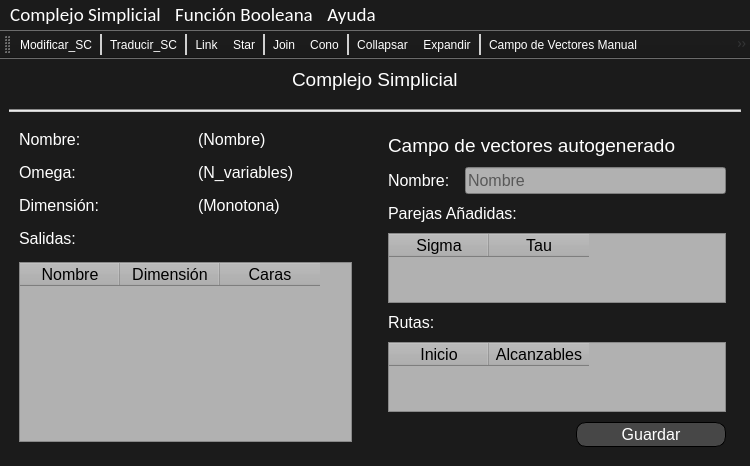
paascorb/TFG, file Presentacion/TFG_SC_Menu_Join.ui: the form before one commit.
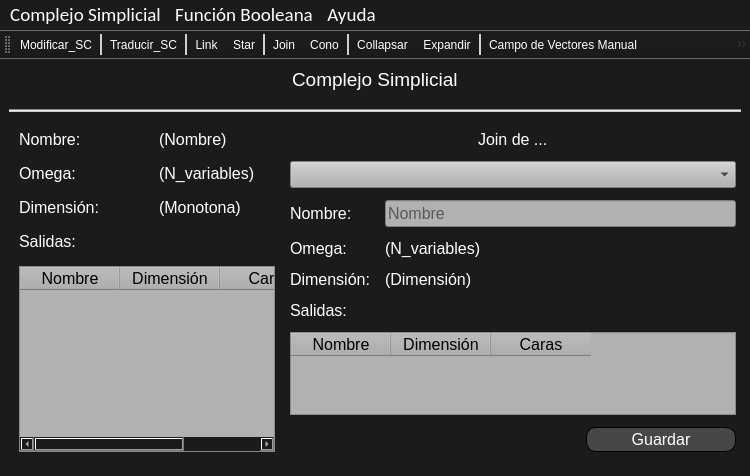
The form after the commit. Icons and pictures are not drawn.

Commit message: Terminando join

```diff
--- a/Presentacion/TFG_SC_Menu_Join.ui
+++ b/Presentacion/TFG_SC_Menu_Join.ui
@@ -7,7 +7,7 @@
     <x>0</x>
     <y>0</y>
     <width>750</width>
-    <height>450</height>
+    <height>476</height>
    </rect>
   </property>
   <property name="sizePolicy">
@@ -74,10 +74,7 @@
      <number>18</number>
     </property>
     <item row="2" column="0">
-     <layout class="QHBoxLayout" name="horizontalLayout" stretch="1,1">
-      <property name="spacing">
-       <number>26</number>
-      </property>
+     <layout class="QHBoxLayout" name="horizontalLayout" stretch="0,0">
       <item>
        <layout class="QGridLayout" name="gridLayout_fijo">
         <property name="leftMargin">
@@ -93,7 +90,7 @@
          <number>24</number>
         </property>
         <property name="verticalSpacing">
-         <number>14</number>
+         <number>15</number>
         </property>
         <item row="1" column="1">
          <widget class="QLabel" name="label_omega">
@@ -181,12 +178,6 @@
         </item>
         <item row="4" column="0" colspan="2">
          <widget class="QTableWidget" name="tableWidget">
-          <property name="minimumSize">
-           <size>
-            <width>300</width>
-            <height>0</height>
-           </size>
-          </property>
           <property name="styleSheet">
            <string notr="true">color: rgb(0, 0, 0);
 background-color: rgb(177, 177, 177);</string>
@@ -228,24 +219,21 @@
       <item>
        <layout class="QGridLayout" name="gridLayout_dinamico">
         <property name="leftMargin">
-         <number>0</number>
-        </property>
-        <property name="topMargin">
-         <number>4</number>
+         <number>5</number>
         </property>
         <property name="rightMargin">
-         <number>15</number>
+         <number>5</number>
         </property>
         <property name="bottomMargin">
-         <number>10</number>
+         <number>15</number>
         </property>
         <property name="horizontalSpacing">
          <number>15</number>
         </property>
         <property name="verticalSpacing">
-         <number>10</number>
+         <number>12</number>
         </property>
-        <item row="2" column="1" colspan="2">
+        <item row="5" column="0" colspan="2">
          <widget class="QLabel" name="label_9">
           <property name="font">
            <font>
@@ -253,11 +241,23 @@
            </font>
           </property>
           <property name="text">
-           <string>Parejas Añadidas:</string>
+           <string>Salidas:</string>
           </property>
          </widget>
         </item>
-        <item row="1" column="1">
+        <item row="4" column="1">
+         <widget class="QLabel" name="label_dimension_join">
+          <property name="font">
+           <font>
+            <pointsize>12</pointsize>
+           </font>
+          </property>
+          <property name="text">
+           <string>(Dimensión)</string>
+          </property>
+         </widget>
+        </item>
+        <item row="3" column="0">
          <widget class="QLabel" name="label_7">
           <property name="font">
            <font>
@@ -265,40 +265,12 @@
            </font>
           </property>
           <property name="text">
-           <string>Nombre:</string>
+           <string>Omega:</string>
           </property>
          </widget>
         </item>
-        <item row="5" column="1" colspan="2">
-         <widget class="QTableWidget" name="table_vf">
-          <property name="styleSheet">
-           <string notr="true">color: rgb(0, 0, 0);
-background-color: rgb(177, 177, 177);</string>
-          </property>
-          <column>
-           <property name="text">
-            <string>Inicio</string>
-           </property>
-           <property name="font">
-            <font>
-             <pointsize>12</pointsize>
-            </font>
-           </property>
-          </column>
-          <column>
-           <property name="text">
-            <string>Alcanzables</string>
-           </property>
-           <property name="font">
-            <font>
-             <pointsize>12</pointsize>
-            </font>
-           </property>
-          </column>
-         </widget>
-        </item>
-        <item row="1" column="2">
-         <widget class="QLineEdit" name="line_vf_name">
+        <item row="2" column="1">
+         <widget class="QLineEdit" name="line_join_name">
           <property name="font">
            <font>
             <pointsize>12</pointsize>
@@ -313,7 +285,20 @@
           </property>
          </widget>
         </item>
-        <item row="4" column="1" colspan="2">
+        <item row="1" column="0" colspan="2">
+         <widget class="QComboBox" name="combo_join">
+          <property name="font">
+           <font>
+            <pointsize>12</pointsize>
+           </font>
+          </property>
+          <property name="styleSheet">
+           <string notr="true">color: rgb(0, 0, 0);
+background-color: rgb(177, 177, 177);</string>
+          </property>
+         </widget>
+        </item>
+        <item row="4" column="0">
          <widget class="QLabel" name="label_8">
           <property name="font">
            <font>
@@ -321,34 +306,52 @@
            </font>
           </property>
           <property name="text">
-           <string>Rutas:</string>
+           <string>Dimensión:</string>
           </property>
          </widget>
         </item>
-        <item row="0" column="1" colspan="2">
+        <item row="3" column="1">
+         <widget class="QLabel" name="label_omega_join">
+          <property name="font">
+           <font>
+            <pointsize>12</pointsize>
+           </font>
+          </property>
+          <property name="text">
+           <string>(N_variables)</string>
+          </property>
+         </widget>
+        </item>
+        <item row="0" column="0" colspan="2" alignment="Qt::AlignHCenter">
+         <widget class="QLabel" name="label_join">
+          <property name="font">
+           <font>
+            <pointsize>12</pointsize>
+           </font>
+          </property>
+          <property name="text">
+           <string>Join de ...</string>
+          </property>
+         </widget>
+        </item>
+        <item row="2" column="0">
          <widget class="QLabel" name="label_6">
-          <property name="maximumSize">
-           <size>
-            <width>16777215</width>
-            <height>30</height>
-           </size>
-          </property>
           <property name="font">
            <font>
-            <pointsize>14</pointsize>
+            <pointsize>12</pointsize>
            </font>
           </property>
           <property name="text">
-           <string>Campo de vectores autogenerado</string>
+           <string>Nombre:</string>
           </property>
          </widget>
         </item>
-        <item row="3" column="1" colspan="2">
-         <widget class="QTableWidget" name="tablePairs">
-          <property name="maximumSize">
+        <item row="6" column="0" colspan="2">
+         <widget class="QTableWidget" name="table_join">
+          <property name="minimumSize">
            <size>
-            <width>16777215</width>
-            <height>16777215</height>
+            <width>300</width>
+            <height>0</height>
            </size>
           </property>
           <property name="styleSheet">
@@ -357,7 +360,7 @@
           </property>
           <column>
            <property name="text">
-            <string>Sigma</string>
+            <string>Nombre</string>
            </property>
            <property name="font">
             <font>
@@ -367,7 +370,17 @@
           </column>
           <column>
            <property name="text">
-            <string>Tau</string>
+            <string>Dimensión</string>
+           </property>
+           <property name="font">
+            <font>
+             <pointsize>12</pointsize>
+            </font>
+           </property>
+          </column>
+          <column>
+           <property name="text">
+            <string>Caras</string>
            </property>
            <property name="font">
             <font>
@@ -377,7 +390,7 @@
           </column>
          </widget>
         </item>
-        <item row="6" column="2" alignment="Qt::AlignRight">
+        <item row="7" column="1" alignment="Qt::AlignRight">
          <widget class="QPushButton" name="pushButton_Guardar">
           <property name="sizePolicy">
            <sizepolicy hsizetype="Expanding" vsizetype="Expanding">
```
Left out of the diff: 171 changed lines with no effect on the pictures. The commit also changes 11 other files.
